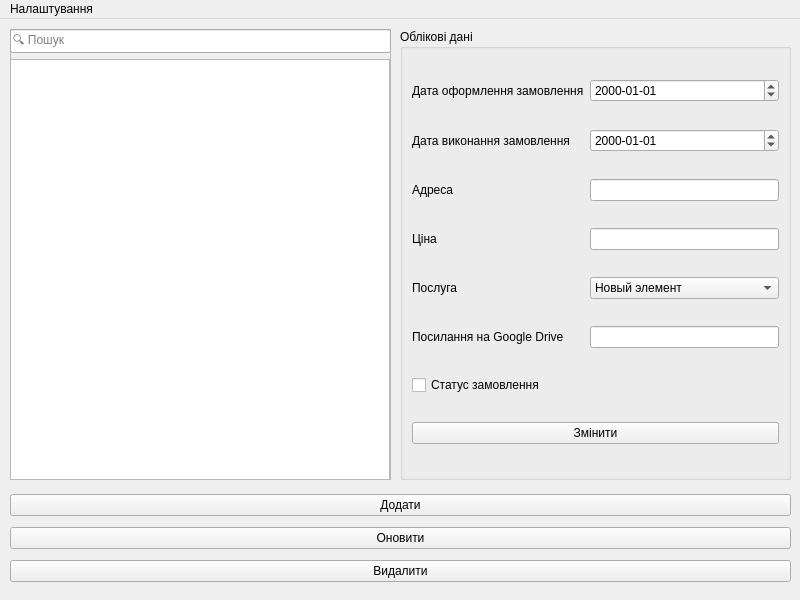
Before: the Qt Designer form PhotoJournalistAdminPanel/AdminPanel/adminpanel.ui in Vakulex/CourseWork, drawn with Qt 5.
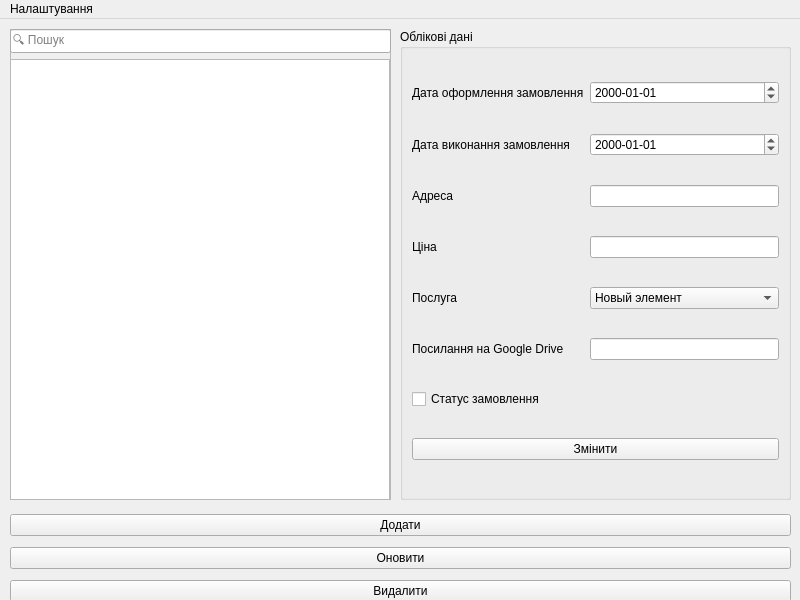
After: the same form once the commit is applied.

Patch:
```diff
--- a/PhotoJournalistAdminPanel/AdminPanel/adminpanel.ui
+++ b/PhotoJournalistAdminPanel/AdminPanel/adminpanel.ui
@@ -35,7 +35,7 @@
       <x>10</x>
       <y>10</y>
       <width>381</width>
-      <height>451</height>
+      <height>471</height>
      </rect>
     </property>
     <property name="frameShape">
@@ -50,7 +50,7 @@
        <x>0</x>
        <y>30</y>
        <width>380</width>
-       <height>421</height>
+       <height>441</height>
       </rect>
      </property>
      <property name="sizePolicy">
@@ -108,7 +108,7 @@
     <property name="geometry">
      <rect>
       <x>10</x>
-      <y>470</y>
+      <y>490</y>
       <width>781</width>
       <height>100</height>
      </rect>
@@ -143,7 +143,7 @@
       <x>400</x>
       <y>10</y>
       <width>391</width>
-      <height>451</height>
+      <height>471</height>
      </rect>
     </property>
     <property name="title">
```
Left out of the diff: 2 changed lines with no effect on the pictures.
